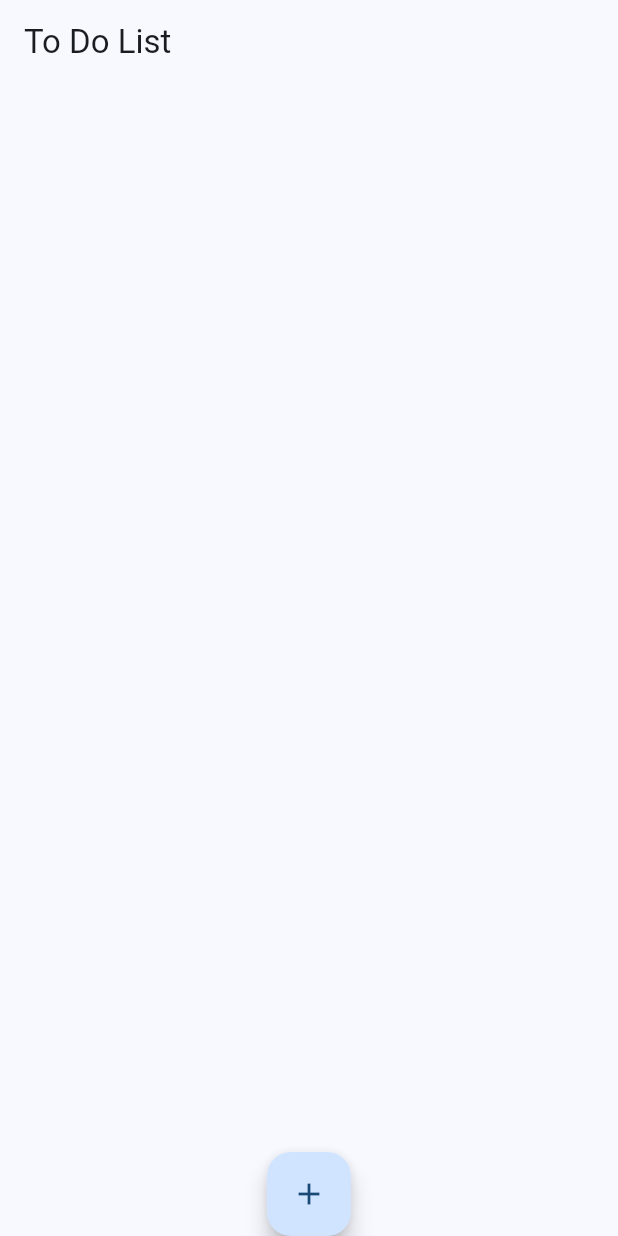
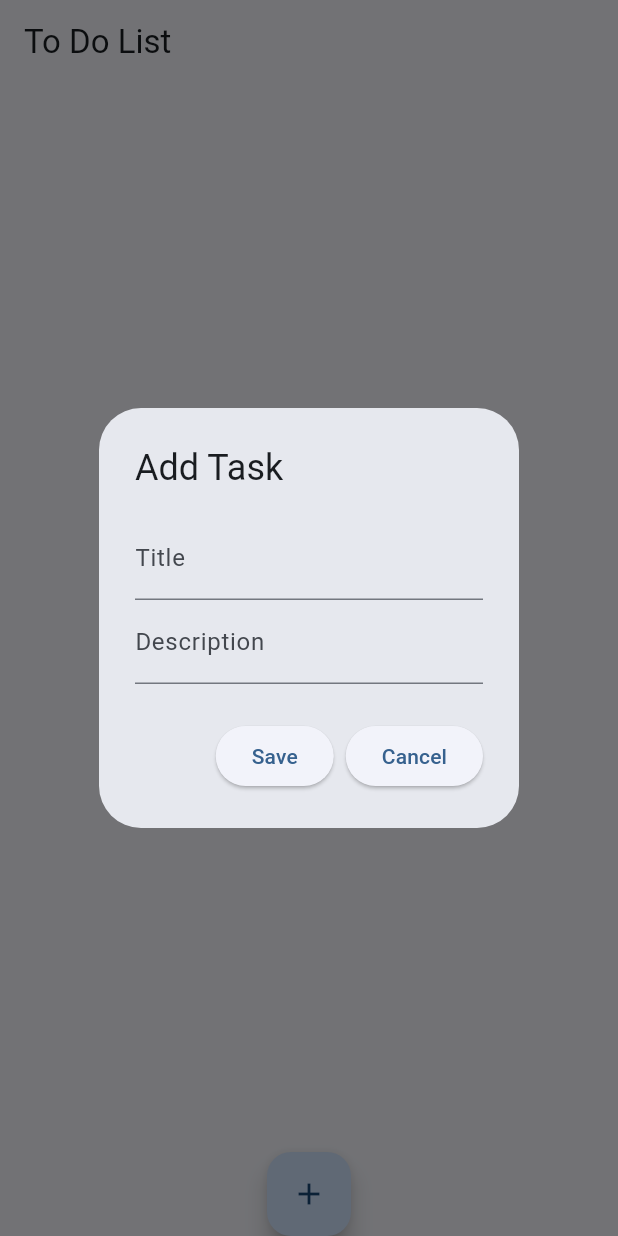
Before and after one commit to Sebastian298/to_do_list, a Flutter app: the screen it shows after launch, after a tap on the "add" icon, on a phone screen of 412 x 824 dp. Run offline on Flutter 3.47's test engine with Material 3 defaults, Android fonts, the phone set to English and light mode, and no system bars.

Commit message:
funcionalidad de agregar una nueva tarea terminado

```diff
--- a/lib/infrastructure/repositories/to_do_list_repository_impl.dart
+++ b/lib/infrastructure/repositories/to_do_list_repository_impl.dart
@@ -1,27 +1,28 @@
 import 'package:to_do_list/domain/entities/task.dart';
 import 'package:to_do_list/domain/repositories/to_do_list_repository.dart';
+import 'package:to_do_list/infrastructure/datasources/to_do_list_datasource_impl.dart';
 import 'package:to_do_list/presentation/providers/to_do_list_provider.dart';
 
 class ToDoListRepositoryImpl extends ToDoListRepository {
   @override
   Future<Task> addNewTask(String title, String description, String dueDate) {
-    return ToDoListRepositoryImpl().addNewTask(title, description, dueDate);
+    return ToDoListDatasourceImpl().addNewTask(title, description, dueDate);
   }
 
   @override
   Future<void> removeTask(Task task, ToDoListProvider toDoListProvider) {
-    return ToDoListRepositoryImpl().removeTask(task, toDoListProvider);
+    return ToDoListDatasourceImpl().removeTask(task, toDoListProvider);
   }
 
   @override
   Future<void> updateTask(Task task, ToDoListProvider toDoListProvider) {
-    return ToDoListRepositoryImpl().updateTask(task, toDoListProvider);
+    return ToDoListDatasourceImpl().updateTask(task, toDoListProvider);
   }
 
   @override
   Future<void> toggleTaskCompletition(
       Task task, ToDoListProvider toDoListProvider) {
-    return ToDoListRepositoryImpl()
+    return ToDoListDatasourceImpl()
         .toggleTaskCompletition(task, toDoListProvider);
   }
 }
--- a/lib/presentation/screens/to_do/to_do_screen.dart
+++ b/lib/presentation/screens/to_do/to_do_screen.dart
@@ -1,5 +1,5 @@
 import 'package:flutter/material.dart';
-import 'package:go_router/go_router.dart';
+import 'package:intl/intl.dart';
 import 'package:provider/provider.dart';
 import 'package:to_do_list/domain/entities/task.dart';
 import 'package:to_do_list/presentation/providers/to_do_list_provider.dart';
@@ -38,7 +38,9 @@ class ToDoScreen extends StatelessWidget {
               ),
             ),
             FloatingActionButton(
-              onPressed: () {},
+              onPressed: () {
+                _showAddTaskDialog(context, toDoListProvider.addNewTask);
+              },
               child: const Icon(Icons.add),
             ),
           ],
@@ -46,6 +48,59 @@ class ToDoScreen extends StatelessWidget {
       )),
     );
   }
+}
+
+void _showAddTaskDialog(
+  BuildContext context,
+  Function(String, String, String) addNewTaskFunction,
+) {
+  String title = '';
+  String description = '';
+  final String createdAt =
+      DateFormat('yyyy-MM-dd HH:mm').format(DateTime.now());
+
+  showDialog(
+    context: context,
+    builder: (BuildContext context) {
+      return AlertDialog(
+        title: const Text('Add Task'), // Título del AlertDialog
+        content: Column(
+          mainAxisSize: MainAxisSize.min,
+          children: [
+            TextField(
+              onChanged: (value) {
+                title =
+                    value; // Actualizar el valor del título al cambiar el texto
+              },
+              decoration: const InputDecoration(labelText: 'Title'),
+            ),
+            TextField(
+              onChanged: (value) {
+                description =
+                    value; // Actualizar el valor de la descripción al cambiar el texto
+              },
+              decoration: const InputDecoration(labelText: 'Description'),
+            ),
+          ],
+        ),
+        actions: <Widget>[
+          ElevatedButton(
+            onPressed: () {
+              addNewTaskFunction(title, description, createdAt);
+              Navigator.of(context).pop();
+            },
+            child: const Text('Save'),
+          ),
+          ElevatedButton(
+            onPressed: () {
+              Navigator.of(context).pop(); // Cerrar el AlertDialog
+            },
+            child: const Text('Cancel'),
+          ),
+        ],
+      );
+    },
+  );
 }
 
 class _ListTileScreen extends StatelessWidget {
@@ -105,7 +160,10 @@ class _LisTileStruct extends StatelessWidget {
           fontSize: 16,
         ),
       ),
-      subtitle: const _SubTitleStruct(),
+      subtitle: _SubTitleStruct(
+        description: task.description,
+        date: task.createdAt,
+      ),
       shape: RoundedRectangleBorder(
         borderRadius: BorderRadius.circular(20),
       ),
@@ -140,25 +198,30 @@ class _TaskStatusIcon extends StatelessWidget {
 }
 
 class _SubTitleStruct extends StatelessWidget {
-  const _SubTitleStruct();
+  final String description;
+  final String date;
+  const _SubTitleStruct({
+    required this.description,
+    required this.date,
+  });
 
   @override
   Widget build(BuildContext context) {
-    return const Column(
+    return Column(
       crossAxisAlignment: CrossAxisAlignment.start,
       children: [
         Text(
-          'Description',
-          style: TextStyle(
+          description,
+          style: const TextStyle(
             fontSize: 14,
           ),
         ),
-        SizedBox(
+        const SizedBox(
           height: 5,
         ),
         Text(
-          'Date',
-          style: TextStyle(
+          date,
+          style: const TextStyle(
             fontSize: 12,
           ),
         ),
--- a/pubspec.yaml
+++ b/pubspec.yaml
@@ -11,6 +11,7 @@ dependencies:
     sdk: flutter
   go_router: ^13.1.0
   provider: ^6.1.1
+  intl: ^0.17.0
 
 dev_dependencies:
   flutter_lints: ^2.0.0
```
Also changed, not shown: pubspec.lock.
